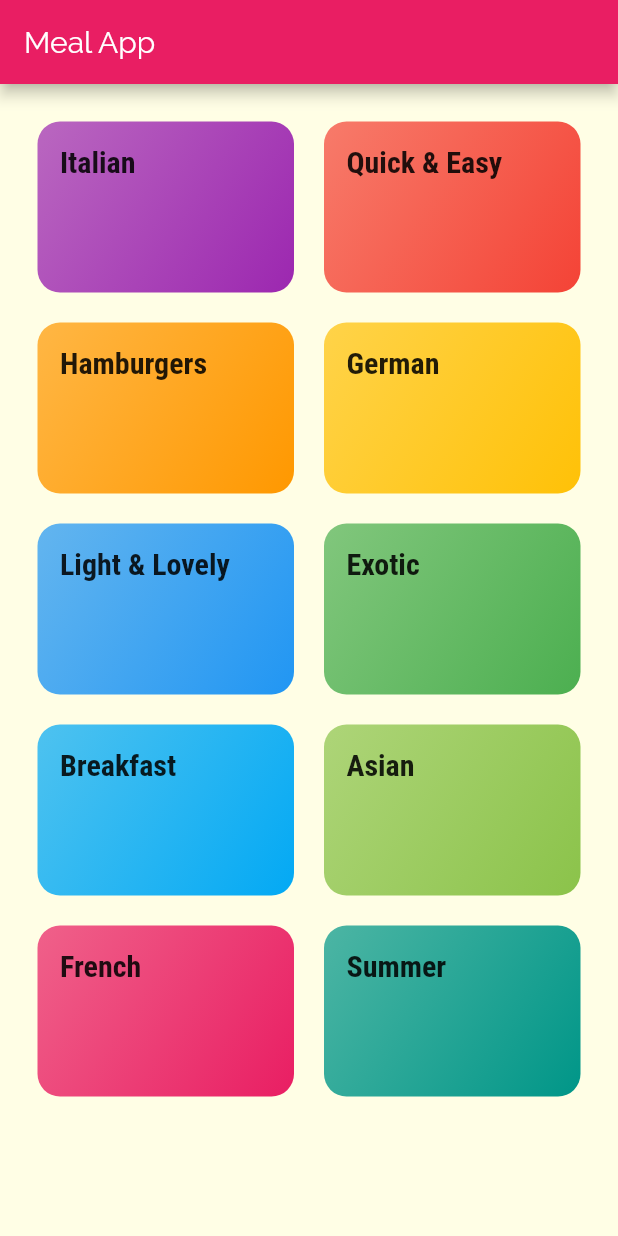
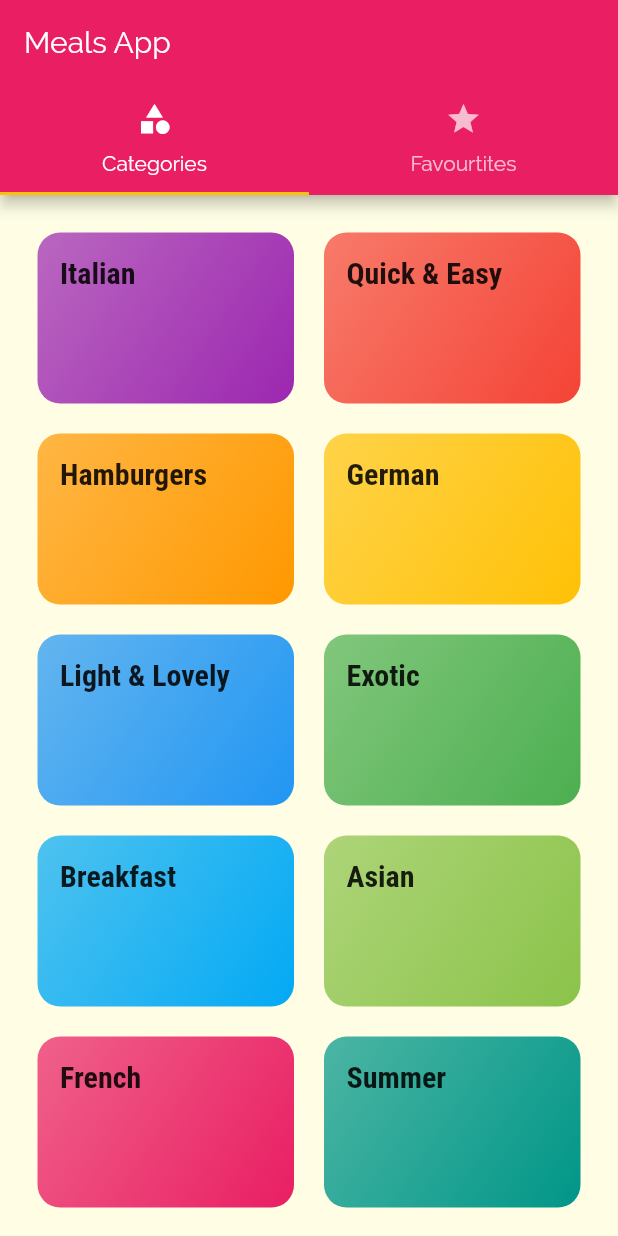
Before and after one commit to TJun-Jie/Flutter_meal_app, a Flutter app: the screen it shows after launch, on a phone screen of 412 x 824 dp. Run offline on Flutter 3.47's test engine with Material 2 defaults, Android fonts, the phone set to English and light mode, and no system bars.

Commit message:
Added tab bar

```diff
--- a/lib/main.dart
+++ b/lib/main.dart
@@ -1,6 +1,7 @@
 import 'package:flutter/material.dart';
 import 'package:flutter_complete_guide/screens/category_meals_screen.dart';
 import 'package:flutter_complete_guide/screens/meal_detail_screen.dart';
+import 'package:flutter_complete_guide/screens/tabs_screen.dart';
 import 'screens/categories_screen.dart';
 
 void main() => runApp(MyApp());
@@ -31,9 +32,17 @@ class MyApp extends StatelessWidget {
       ),
       initialRoute: '/',
       routes: {
-        '/': (ctx) => CategoriesScreen(),
+        '/': (ctx) => TabsScreen(),
         CategoryMealsScreen.routeName: (ctx) => CategoryMealsScreen(),
         MealDetailScreen.routeName: (ctx) => MealDetailScreen(),
+      },
+      //
+      onGenerateRoute: (settings) {
+        print(settings.arguments);
+        return MaterialPageRoute(builder: (ctx) => CategoriesScreen());
+      },
+      onUnknownRoute: (settings) {
+        return MaterialPageRoute(builder: (ctx) => CategoriesScreen());
       },
     );
   }
--- a/lib/screens/categories_screen.dart
+++ b/lib/screens/categories_screen.dart
@@ -7,9 +7,7 @@ class CategoriesScreen extends StatelessWidget {
 
   @override
   Widget build(BuildContext context) {
-    return Scaffold(
-      appBar: AppBar(title: Text('Meal App')),
-      body: GridView(
+    return GridView(
       padding: const EdgeInsets.all(25),
       children: DUMMY_CATEGORIES
           .map((catData) => CategoryItem(
@@ -24,7 +22,6 @@ class CategoriesScreen extends StatelessWidget {
         crossAxisSpacing: 20,
         mainAxisSpacing: 20,
       ),
-      ),
     );
   }
 }
--- /dev/null
+++ b/lib/screens/tabs_screen.dart
@@ -0,0 +1,36 @@
+import 'package:flutter/material.dart';
+import 'package:flutter_complete_guide/screens/categories_screen.dart';
+import 'package:flutter_complete_guide/screens/favourites_screen.dart';
+
+class TabsScreen extends StatefulWidget {
+  TabsScreen({Key key}) : super(key: key);
+
+  @override
+  _TabsScreenState createState() => _TabsScreenState();
+}
+
+class _TabsScreenState extends State<TabsScreen> {
+  @override
+  Widget build(BuildContext context) {
+    return DefaultTabController(
+      length: 2,
+      child: Scaffold(
+        appBar: AppBar(
+          title: Text('Meals App'),
+          bottom: TabBar(
+            tabs: [
+              Tab(icon: Icon(Icons.category), text: 'Categories'),
+              Tab(icon: Icon(Icons.star), text: 'Favourtites'),
+            ],
+          ),
+        ),
+        body: TabBarView(
+          children: [
+            CategoriesScreen(),
+            FavouritesScreen(),
+          ],
+        ),
+      ),
+    );
+  }
+}
```
Also changed, not shown: lib/screens/favourites_screen.dart (added, +10 -0 lines), lib/screens/meal_detail_screen.dart (+70 -3 lines). Lines whose indentation alone changed are shown as unchanged.
